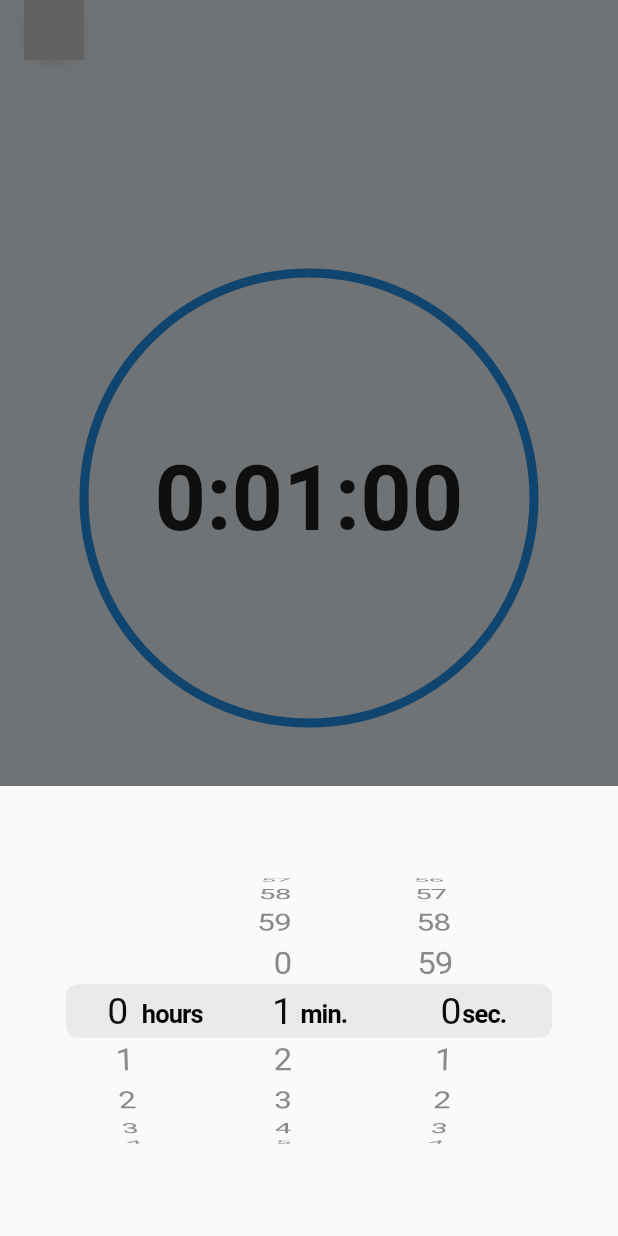
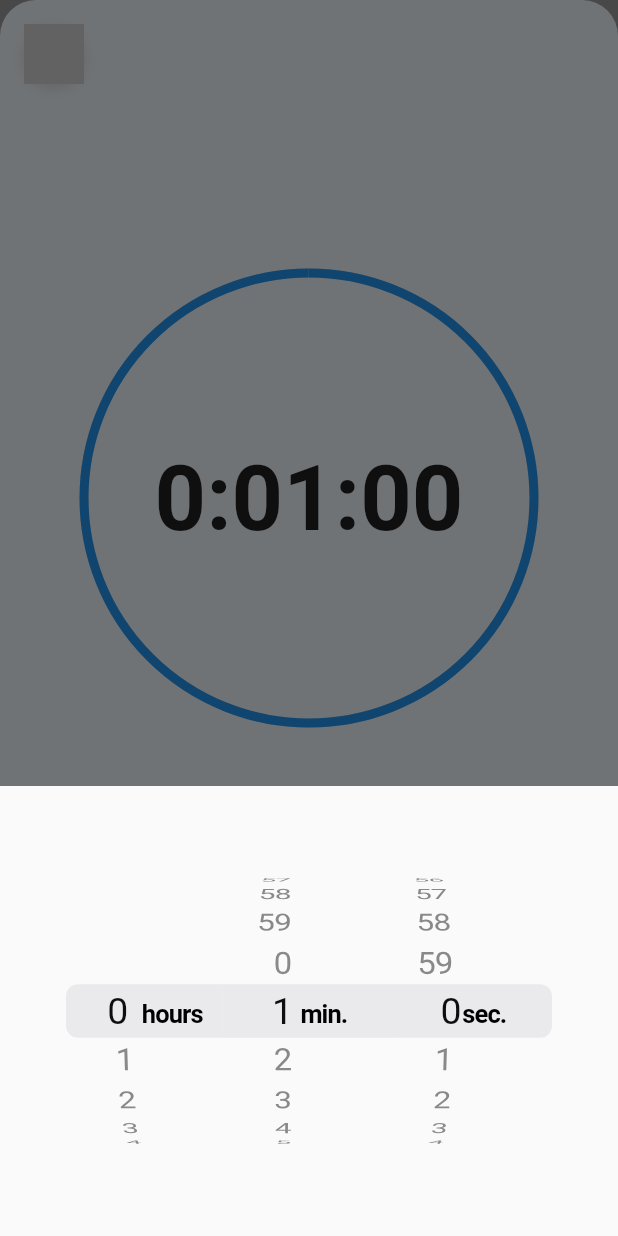
Before and after one commit to xkrystiandutka/GibT, a Flutter app: the screen it shows after launch, after a tap on an icon or button, on a phone screen of 412 x 824 dp. Run offline on Flutter 3.47's test engine with Material 2 defaults, Android fonts, the phone set to English and light mode, and no system bars; drawn by our look-alikes of rive; missing offline and left inert: dart:ffi, flutter_ringtone_player.

Commit message:
Finish menu functionality; Optional: Make better animations 18:10

```diff
--- a/lib/main.dart
+++ b/lib/main.dart
@@ -1,15 +1,18 @@
+import 'dart:math';
+
 import 'package:flutter/material.dart';
 import 'package:gibt_app/utils/rive-utils.dart';
+import 'package:gibt_app/widgets/entry-point.dart';
 import 'package:rive/rive.dart';
 import 'models/menu-button.dart';
 import 'views/countdown-page.dart';
 
 void main() {
-  runApp(MyApp());
+  runApp(const MyApp());
 }
 
 class MyApp extends StatelessWidget {
-  late SMIBool isMenuOpen;
+  const MyApp({super.key});
 
   @override
   Widget build(BuildContext context) {
@@ -19,21 +22,7 @@ class MyApp extends StatelessWidget {
       theme: ThemeData(
         primarySwatch: Colors.blue,
       ),
-      home: Stack(children: [
-        const CountdownPage(),
-        MenuButton(
-          riveOnInit: (artboard) {
-            StateMachineController controller = RiveUtils.getRiveController(
-                    artboard,
-                    stateMachineName: "State Machine");
-            isMenuOpen = controller.findSMI("Hover") as SMIBool;
-            //isMenuOpen.value = !isMenuOpen.value;
-          },
-          press: () {
-            isMenuOpen.value = !isMenuOpen.value;
-          },
-        )
-      ]),
+      home: const EntryPoint(),
     );
   }
 }
--- a/lib/models/menu-button.dart
+++ b/lib/models/menu-button.dart
@@ -1,5 +1,3 @@
-
-
 import 'package:flutter/material.dart';
 import 'package:rive/rive.dart';
 
@@ -17,7 +15,7 @@ class MenuButton extends StatelessWidget {
         child: GestureDetector(
           onTap: press,
           child: Container(
-            margin: const EdgeInsets.only(left: 16),
+            margin: const EdgeInsets.only(left: 16, top: 16),
             height: 40,
             width: 40,
             decoration: const BoxDecoration(
@@ -28,7 +26,7 @@ class MenuButton extends StatelessWidget {
                       color: Colors.black12, offset: Offset(0, 3), blurRadius: 8)
                 ]),
             child: RiveAnimation.asset(
-              "assets/menu-button4.riv",
+              "assets/menu-button.riv",
               onInit: riveOnInit,
             ),
           ),
--- /dev/null
+++ b/lib/widgets/entry-point.dart
@@ -0,0 +1,98 @@
+import 'dart:ffi';
+
+import 'package:flutter/cupertino.dart';
+import 'package:flutter/material.dart';
+import 'package:gibt_app/models/rive-asset.dart';
+import 'package:gibt_app/views/countdown-page.dart';
+import 'package:gibt_app/widgets/side-menu.dart';
+import 'package:rive/rive.dart';
+
+import '../models/menu-button.dart';
+import '../utils/rive-utils.dart';
+
+class EntryPoint extends StatefulWidget {
+  const EntryPoint({super.key});
+
+  @override
+  State<StatefulWidget> createState() => _EntryPointState();
+}
+
+class _EntryPointState extends State<EntryPoint>
+    with SingleTickerProviderStateMixin {
+  late SMIBool isSideBarClosed;
+
+  late AnimationController _animationController;
+  late Animation<double> animation;
+
+  bool isSideMenuClosed = true;
+
+  @override
+  void initState() {
+    _animationController = AnimationController(
+      vsync: this,
+      duration: const Duration(milliseconds: 200),
+    )..addListener(() {
+        setState(() {});
+      });
+
+    animation = Tween<double>(begin: 0, end: 1).animate(
+        CurvedAnimation(
+        parent: _animationController, curve: Curves.fastOutSlowIn),
+    );
+    super.initState();
+  }
+
+  @override
+  void dispose() {
+    _animationController.dispose();
+    super.dispose();
+  }
+
+  @override
+  Widget build(BuildContext context) {
+    return Scaffold(
+      backgroundColor: Colors.black38,
+      resizeToAvoidBottomInset: false,
+      extendBody: true,
+      body: Stack(
+        children: [
+          AnimatedPositioned(
+              width: 300,
+              left: isSideMenuClosed ? -300 : 0,
+              height: MediaQuery.of(context).size.height,
+              duration: Duration(milliseconds: 200),
+              curve: Curves.fastOutSlowIn,
+              child: SideMenu()),
+          Transform.translate(
+              offset: Offset(animation.value * 288, 0),
+              child: Transform.scale(
+                  scale: isSideMenuClosed ? 1 : 0.8,
+                  child: ClipRRect(
+                    borderRadius: BorderRadius.all(Radius.circular(24)),
+                    child: const CountdownPage(),
+                  ))),
+          MenuButton(
+            riveOnInit: (artboard) {
+              StateMachineController controller = RiveUtils.getRiveController(
+                  artboard,
+                  stateMachineName: "State Machine");
+              isSideBarClosed = controller.findSMI("isOpen") as SMIBool;
+              isSideBarClosed.value = true;
+            },
+            press: () {
+              isSideBarClosed.value = !isSideBarClosed.value;
+              if (isSideMenuClosed) {
+                _animationController.forward();
+              } else {
+                _animationController.reverse();
+              }
+              setState(() {
+                isSideMenuClosed = isSideBarClosed.value;
+              });
+            },
+          )
+        ],
+      ),
+    );
+  }
+}
--- a/lib/widgets/side-menu.dart
+++ b/lib/widgets/side-menu.dart
@@ -27,8 +27,8 @@ class _SideMenuState extends State<SideMenu> {
           child: Column(
             children: [
               InfoCard(
-                name: "Allahu",
-                proffesion: "sandman",
+                name: "Grzegorz",
+                proffesion: "beginner",
               ),
               Padding(
                   padding:
--- a/pubspec.yaml
+++ b/pubspec.yaml
@@ -59,10 +59,6 @@ flutter:
     - assets/images/background.png
     - assets/icons.riv
     - assets/menu-button.riv
-    - assets/menu-button2.riv
-    - assets/menu-button-black2.riv
-    - assets/menu-button3.riv
-    - assets/menu-button4.riv
 
   # The following line ensures that the Material Icons font is
   # included with your application, so that you can use the icons in
```
Also changed, not shown: lib/models/rive-asset.dart (+10 -10 lines), 6 other files.
